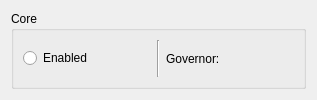
Qt form LenovoLegion/LenovoLegion-Application/ThreadControl.ui (bolekjar/LenovoLegion) before a commit.
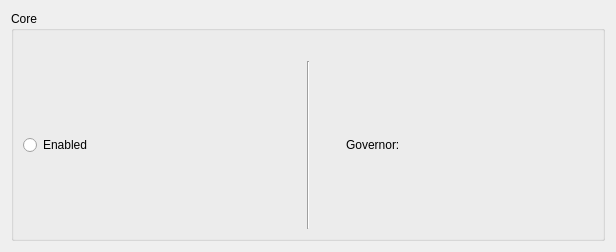
The same form after that commit.

```diff
--- a/LenovoLegion/LenovoLegion-Application/ThreadControl.ui
+++ b/LenovoLegion/LenovoLegion-Application/ThreadControl.ui
@@ -6,20 +6,35 @@
    <rect>
     <x>0</x>
     <y>0</y>
-    <width>317</width>
-    <height>100</height>
+    <width>616</width>
+    <height>252</height>
    </rect>
   </property>
+  <property name="minimumSize">
+   <size>
+    <width>0</width>
+    <height>0</height>
+   </size>
+  </property>
   <property name="windowTitle">
    <string>Form</string>
   </property>
   <layout class="QVBoxLayout" name="verticalLayout">
    <item>
     <widget class="QGroupBox" name="groupBox">
+     <property name="styleSheet">
+      <string notr="true"/>
+     </property>
      <property name="title">
       <string>Core </string>
      </property>
+     <property name="flat">
+      <bool>false</bool>
+     </property>
      <layout class="QHBoxLayout" name="horizontalLayout_2">
+      <property name="topMargin">
+       <number>30</number>
+      </property>
       <item>
        <widget class="QRadioButton" name="radioButton_coreEnabled">
         <property name="text">
@@ -36,11 +51,20 @@
       </item>
       <item>
        <layout class="QHBoxLayout" name="horizontalLayout">
+        <property name="leftMargin">
+         <number>30</number>
+        </property>
+        <property name="topMargin">
+         <number>0</number>
+        </property>
         <item>
          <widget class="QLabel" name="label_scalingGovernor">
           <property name="text">
            <string>Governor: </string>
           </property>
+          <property name="margin">
+           <number>10</number>
+          </property>
          </widget>
         </item>
         <item>
@@ -48,6 +72,9 @@
           <property name="text">
            <string/>
           </property>
+          <property name="margin">
+           <number>10</number>
+          </property>
          </widget>
         </item>
        </layout>
```
